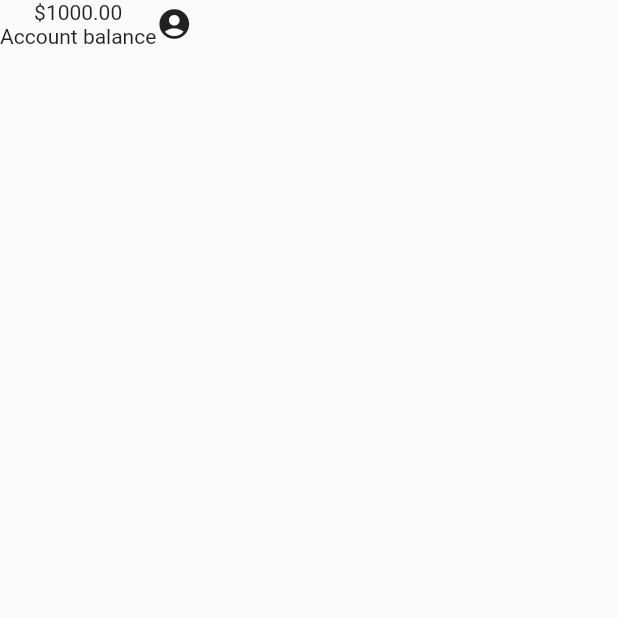
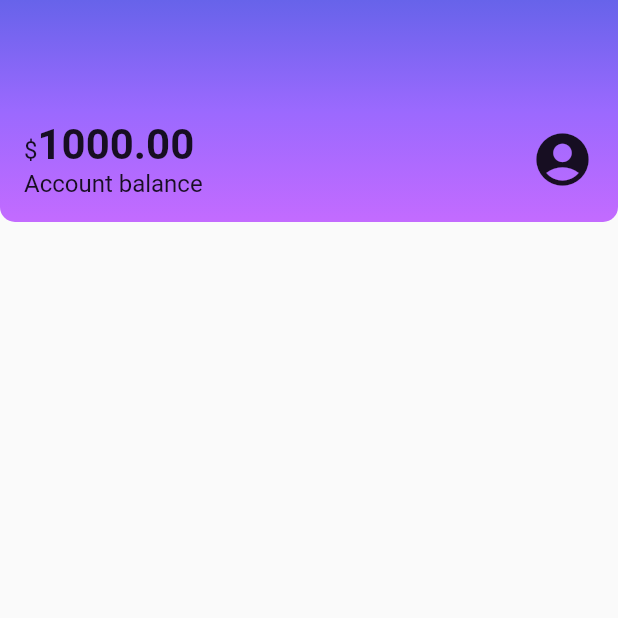
Before and after one commit to alvaronogueira/alubank, a Flutter app: the screen it shows after launch, on a phone screen of 412 x 824 dp, the top half of it. Run offline on Flutter 3.47's test engine with Material 2 defaults, Android fonts, the phone set to English and light mode, and no system bars.

Commit message:
update header.dart

```diff
--- a/lib/components/header.dart
+++ b/lib/components/header.dart
@@ -6,16 +6,55 @@ class Header extends StatelessWidget {
   @override
   Widget build(BuildContext context) {
     return Container(
+      decoration: const BoxDecoration(
+        gradient: LinearGradient(
+          begin: Alignment.topCenter,
+          end: Alignment.bottomCenter,
+          colors: <Color>[
+            Color.fromRGBO(103, 99, 234, 1),
+            Color.fromRGBO(155, 105, 254, 1),
+            Color.fromRGBO(195, 107, 255, 1),
+          ],
+        ),
+        borderRadius: BorderRadius.vertical(bottom: Radius.circular(10)),
+      ),
+      child: const Padding(
+        padding: EdgeInsets.fromLTRB(16.0, 80.0, 16.0, 16.0),
         child: Row(
+          mainAxisAlignment: MainAxisAlignment.spaceBetween,
           children: <Widget>[
             Column(
+              crossAxisAlignment: CrossAxisAlignment.start,
               children: <Widget>[
-              Text('\$1000.00'),
-              Text('Account balance'),
+                /*Text(
+                  '\$1000.00',
+                  style: TextStyle(fontSize: 28, fontWeight: FontWeight.bold),
+                ), */
+                Text.rich(
+                  TextSpan(
+                    text: '\$',
+                    style: TextStyle(fontSize: 16),
+                    children: <TextSpan>[
+                      TextSpan(
+                        text: '1000.00',
+                        style: TextStyle(
+                            fontSize: 28, fontWeight: FontWeight.bold),
+                      ),
                     ],
                   ),
-          Icon(Icons.account_circle),
+                ),
+                Text(
+                  'Account balance',
+                  style: TextStyle(fontSize: 16),
+                ),
               ],
+            ),
+            Icon(
+              Icons.account_circle,
+              size: 42,
+            ),
+          ],
+        ),
       ),
     );
   }
```
Lines whose indentation alone changed are shown as unchanged.
